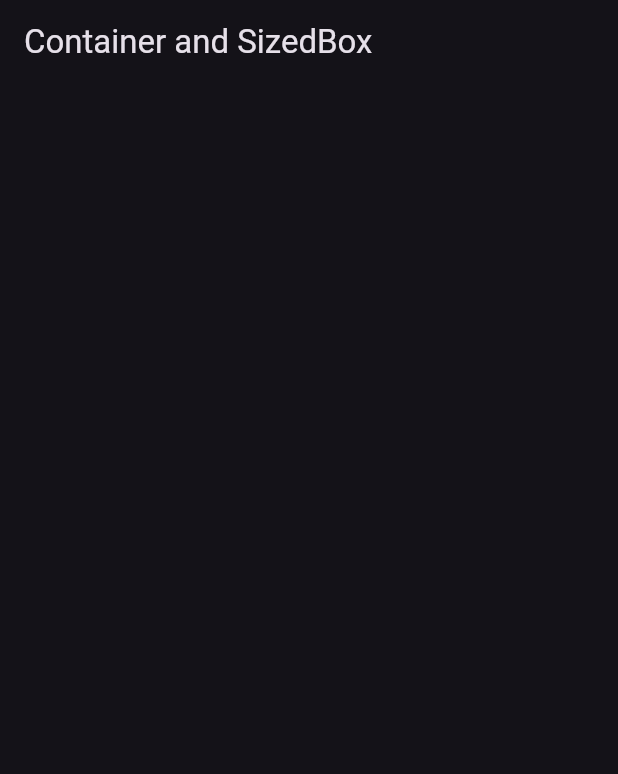
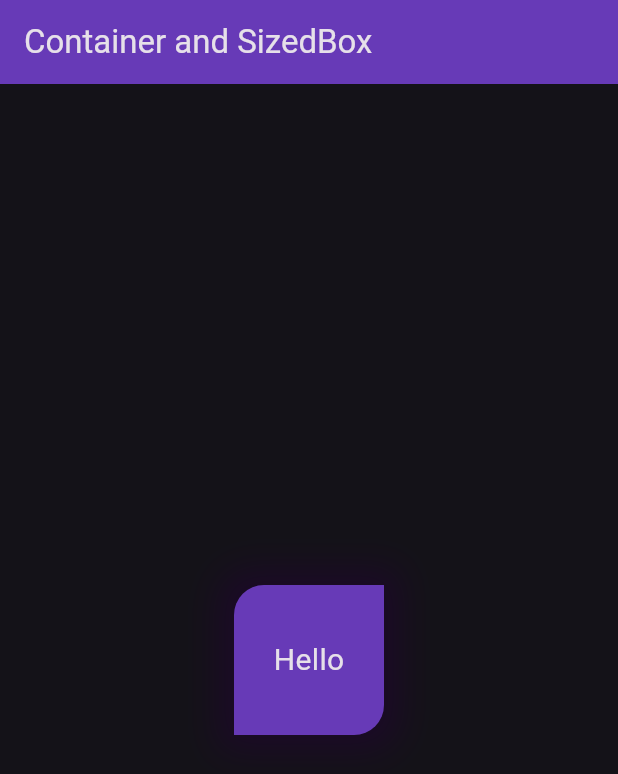
Before and after one commit to Sri-Mayur/Learn_Flutter2, a Flutter app: the screen it shows after launch, on a phone screen of 412 x 824 dp. Shown: the top 774 px of the screen. Run offline on Flutter 3.47's test engine with Material 3 defaults, Android fonts, the phone set to English and light mode, and no system bars.

Commit message:
Learned about container, borderRadius, borderDecoration, and,  boxShadow

```diff
--- a/lib/widgets/container_sized.dart
+++ b/lib/widgets/container_sized.dart
@@ -1,13 +1,41 @@
 import 'package:flutter/material.dart';
 
 class Container_Sized extends StatelessWidget {
-  const Container_Sized({super.key});
+  Container_Sized({super.key});
 
   @override
   Widget build(BuildContext context) {
     return Scaffold(
       appBar: AppBar(
+        backgroundColor: Colors.deepPurple,
         title: Text('Container and SizedBox'),
+      ),
+      body: Center(
+        child: Container(
+            height: 100,
+            width: 100,
+            decoration: BoxDecoration(
+                color: Colors.deepPurple,
+                //shape: BoxShape.circle,
+                //borderRadius: BorderRadius.circular(20)
+                borderRadius: BorderRadius.only(
+                    topLeft: Radius.circular(20),
+                    bottomRight: Radius.circular(20)),
+                boxShadow: [
+                  BoxShadow(
+                    blurRadius: 20,
+                    spreadRadius: 10,
+                    color: const Color.fromARGB(255, 27, 9, 39),
+                  )
+                ]),
+            child:
+                Center(child: Text("Hello", style: TextStyle(fontSize: 20)))),
+
+        // child: SizedBox(
+        //   height: 50,
+        //   width: 50,
+        //   child: Text("Hello"),
+        // ),
       ),
     );
   }
```
